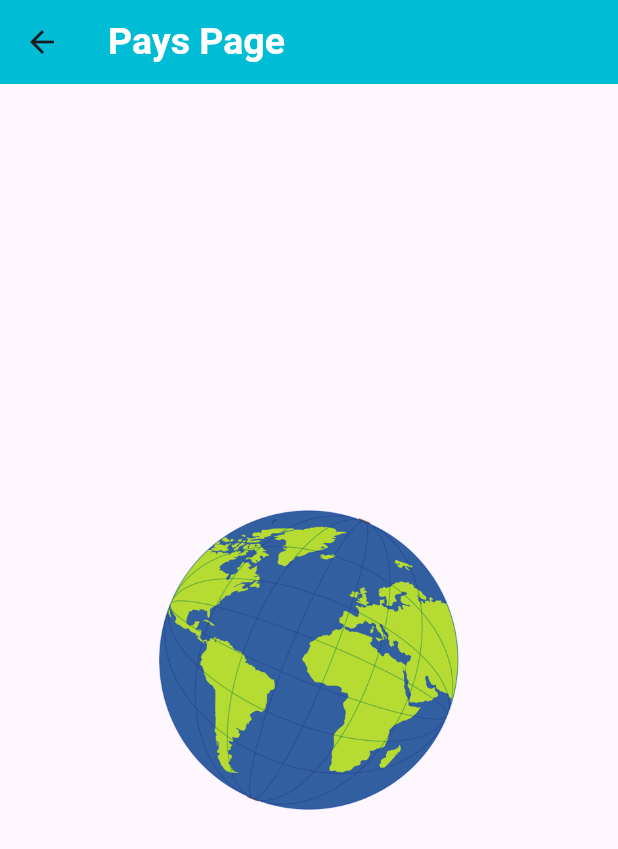
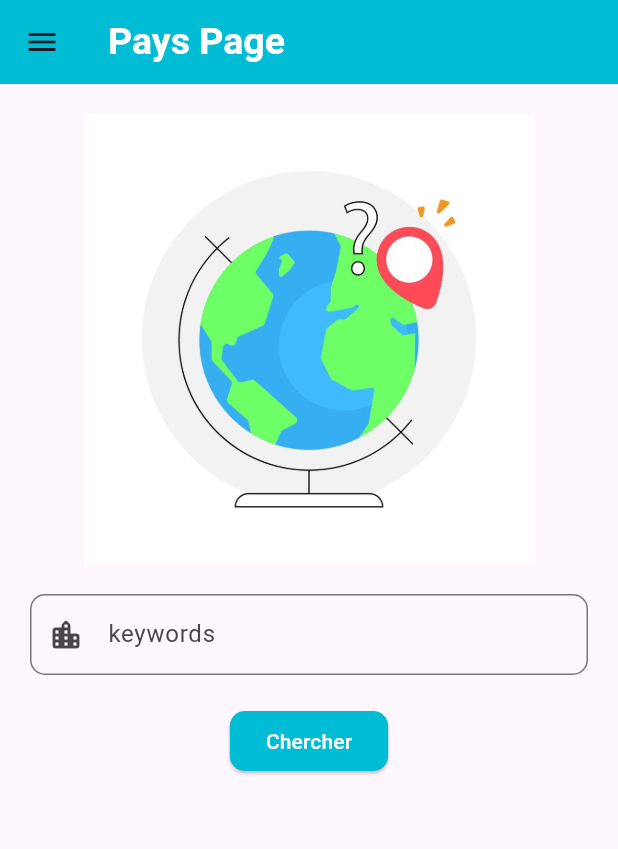
Before and after one commit to dorrabouaziz/Mobile-Flutter, a Flutter app: the Pays screen opened by its route, on a phone screen of 412 x 824 dp. Shown: the top 849 px of the screen. Run offline on Flutter 3.47's test engine with Material 3 defaults, Android fonts, the phone set to English and light mode, and no system bars; our stand-ins replace shared_preferences, sqflite; accounts and stored records are empty; network calls fail.

Commit message:
meteo+pays

```diff
--- a/lib/gallerie.page.dart
+++ b/lib/gallerie.page.dart
@@ -67,11 +67,11 @@ class Gallerie extends StatelessWidget {
   }
 
   void _onGetGallerieDetails(BuildContext context) {
-    String ville = txt_keywords.text;
+    String keyword = txt_keywords.text;
     Navigator.push(
       context,
       MaterialPageRoute(
-        builder: (context) => GallerieDetails(ville),
+        builder: (context) => GallerieDetails(keyword),
       ),
     );
   }
--- a/lib/pays.page.dart
+++ b/lib/pays.page.dart
@@ -1,6 +1,10 @@
 import 'package:flutter/material.dart';
+import 'package:voyage/menu/drawer.widget.dart';
+import 'package:voyage/pages/pays-details-page.dart';
+
 class Pays extends StatelessWidget {
-  const Pays({super.key});
+  final TextEditingController txt_keywords = TextEditingController();
+
   @override
   Widget build(BuildContext context) {
     return Scaffold(
@@ -15,19 +19,62 @@ class Pays extends StatelessWidget {
         ),
         backgroundColor: Colors.cyan,
       ),
-      body: Center(
+      drawer: MyDarwer(),
+      body: SingleChildScrollView(
         child: Container(
-
-          width: 200.0,
-          height: 200.0,
-          decoration: BoxDecoration(
-            image: DecorationImage(
-              image: AssetImage('assets/pays.png'),
-              fit: BoxFit.cover,
-            ),
+          margin: EdgeInsets.only(top: 20),
+          child: Column(
+            crossAxisAlignment: CrossAxisAlignment.center,
+            children: [
+              Image.asset(
+                "assets/city.jpg",
+                width: 300,
+                height: 300,
+              ),
+              SizedBox(height: 20),
+              Padding(
+                padding: EdgeInsets.symmetric(horizontal: 20),
+                child: TextFormField(
+                  controller: txt_keywords,
+                  decoration: InputDecoration(
+                    prefixIcon: Icon(Icons.location_city_rounded),
+                    hintText: "keywords",
+                    border: OutlineInputBorder(
+                      borderRadius: BorderRadius.circular(10),
+                      borderSide: BorderSide(width: 5),
+                    ),
+                    contentPadding: EdgeInsets.symmetric(horizontal: 20, vertical: 15), // Ajustement de la taille de l'entrée de texte
+                  ),
+                ),
+              ),
+              SizedBox(height: 20),
+              ElevatedButton(
+                onPressed: () {
+                  _onGetPaysDetails(context);
+                },
+                child: Text("Chercher"),
+                style: ElevatedButton.styleFrom(
+                  primary: Colors.cyan,
+                  onPrimary: Colors.white,
+                  shape: RoundedRectangleBorder( // Rendre le bouton rectangulaire
+                    borderRadius: BorderRadius.circular(10),
+                  ),
+                ),
+              ),
+            ],
           ),
         ),
       ),
     );
   }
+
+  void _onGetPaysDetails(BuildContext context) {
+    String ville = txt_keywords.text;
+    Navigator.push(
+      context,
+      MaterialPageRoute(
+        builder: (context) => PaysDetailsPage(country: ville,),
+      ),
+    );
+  }
 }
--- a/pubspec.yaml
+++ b/pubspec.yaml
@@ -30,6 +30,9 @@ environment:
 dependencies:
   flutter:
     sdk: flutter
+  sqflite: ^2.3.2
+  snippet_coder_utils: ^1.0.15
+  path:
   intl: ^0.17.0
 
 
```
Also changed, not shown: lib/contact.page.dart (+2 -24 lines), lib/model/contact.model.dart (added, +22 -0 lines), lib/pages/ajout_modif_contact.page.dart (added, +168 -0 lines), lib/pages/pays-details-page.dart (added, +145 -0 lines), lib/service/contact.service.dart (added, +26 -0 lines), lib/utils/contact.database.dart (added, +47 -0 lines), assets/city.jpg (added), assets/contact.jpg (added), pubspec.lock, 1 other file.
